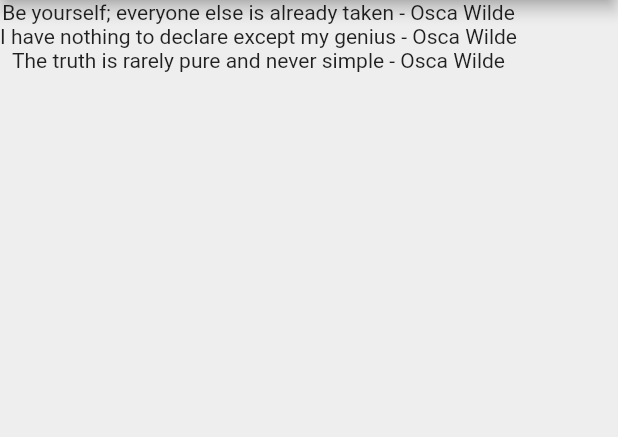
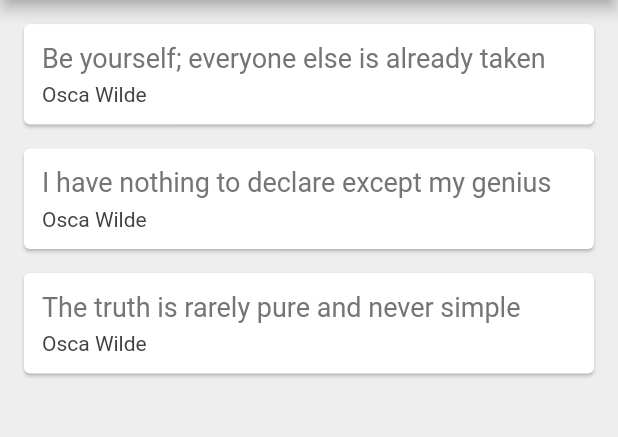
Before and after one commit to Williano/Quotes, a Flutter app: the screen it shows after launch, on a phone screen of 412 x 824 dp, the part 84-521 px from its top. Run offline on Flutter 3.47's test engine with Material 2 defaults, Android fonts, the phone set to English and light mode, and no system bars.

Commit message:
Add card around text

```diff
--- a/lib/main.dart
+++ b/lib/main.dart
@@ -19,6 +19,35 @@ class _QuoteListState extends State<QuoteList> {
     Quote(author: "Osca Wilde", text: "The truth is rarely pure and never simple")
   ];
 
+  Widget quoteTemplate({quote}){
+    return Card(
+      margin: EdgeInsets.fromLTRB(16.0, 16.0, 16.0, 0),
+      child: Padding(
+        padding: const EdgeInsets.all(12.0),
+        child: Column(
+          crossAxisAlignment: CrossAxisAlignment.stretch,
+          children: <Widget>[
+            Text(
+              quote.text,
+              style: TextStyle(
+                fontSize: 18.0,
+                color: Colors.grey[600],
+              ),
+            ),
+            SizedBox(height: 6.0),
+            Text(
+              quote.author,
+              style: TextStyle(
+                fontSize: 14.0,
+                color: Colors.grey[800]
+              ),
+            )
+          ],
+        ),
+      ),
+    );
+  }
+
   @override
   Widget build(BuildContext context) {
     return Scaffold(
@@ -29,7 +58,7 @@ class _QuoteListState extends State<QuoteList> {
         backgroundColor: Colors.redAccent,
       ),
       body: Column(
-        children: quotes.map((quote) => Text("${quote.text} - ${quote.author}")).toList(),
+        children: quotes.map((quote) => quoteTemplate(quote: quote)).toList(),
       ),
     );
   }
```
